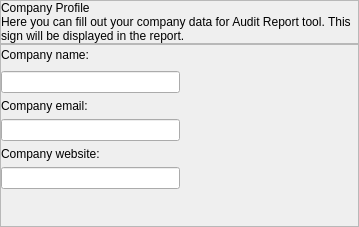
This is seospider/ui/company_profile_settings_widget.ui in andrascii/RiveSolutions_SEO_Spider as Qt 5 draws it before an edit. The edited form follows.
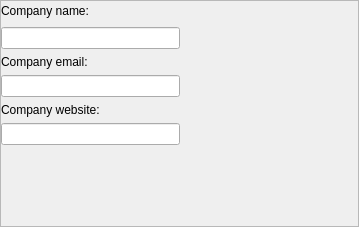
This is the edited form.

```diff
--- a/seospider/ui/company_profile_settings_widget.ui
+++ b/seospider/ui/company_profile_settings_widget.ui
@@ -29,66 +29,6 @@
    <property name="bottomMargin">
     <number>0</number>
    </property>
-   <item>
-    <widget class="QFrame" name="headerFrame">
-     <property name="minimumSize">
-      <size>
-       <width>0</width>
-       <height>0</height>
-      </size>
-     </property>
-     <property name="maximumSize">
-      <size>
-       <width>16777215</width>
-       <height>16777215</height>
-      </size>
-     </property>
-     <property name="frameShape">
-      <enum>QFrame::StyledPanel</enum>
-     </property>
-     <property name="frameShadow">
-      <enum>QFrame::Raised</enum>
-     </property>
-     <layout class="QVBoxLayout" name="verticalLayout_2">
-      <property name="spacing">
-       <number>0</number>
-      </property>
-      <property name="leftMargin">
-       <number>0</number>
-      </property>
-      <property name="topMargin">
-       <number>0</number>
-      </property>
-      <property name="rightMargin">
-       <number>0</number>
-      </property>
-      <property name="bottomMargin">
-       <number>0</number>
-      </property>
-      <item>
-       <layout class="QVBoxLayout" name="verticalLayout">
-        <item>
-         <widget class="QLabel" name="headerName">
-          <property name="text">
-           <string>Company Profile</string>
-          </property>
-         </widget>
-        </item>
-        <item>
-         <widget class="QLabel" name="text">
-          <property name="text">
-           <string>Here you can fill out your company data for Audit Report tool. This sign will be displayed in the report.</string>
-          </property>
-          <property name="wordWrap">
-           <bool>true</bool>
-          </property>
-         </widget>
-        </item>
-       </layout>
-      </item>
-     </layout>
-    </widget>
-   </item>
    <item>
     <widget class="QFrame" name="settingsFrame">
      <property name="frameShape">
```
